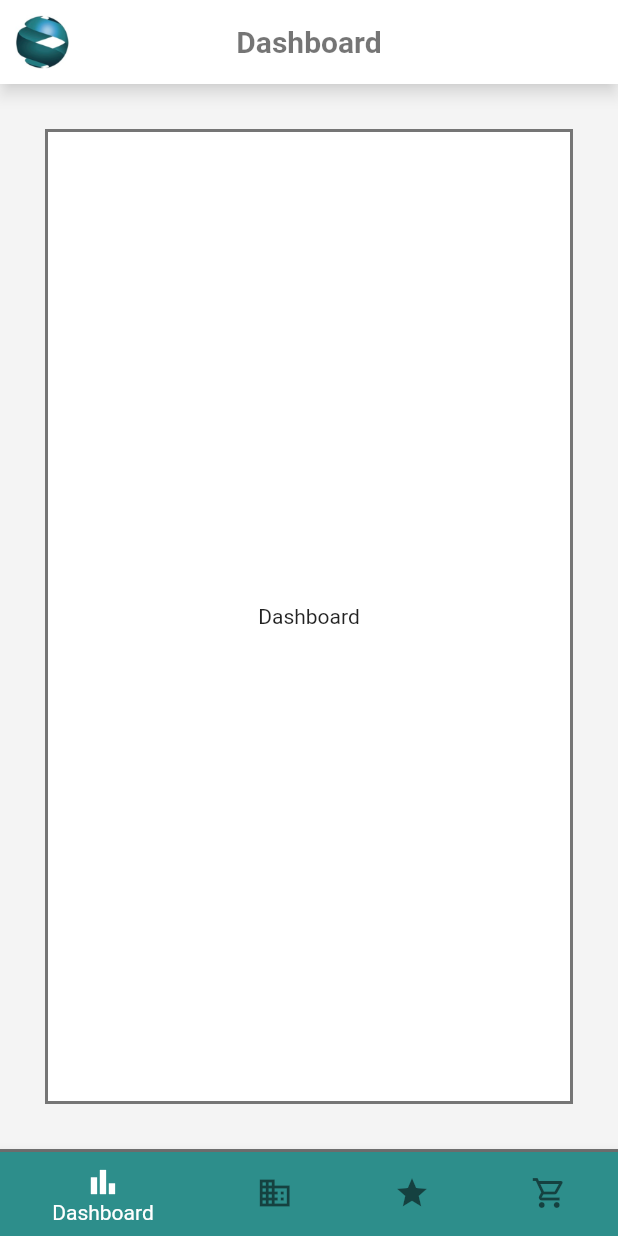
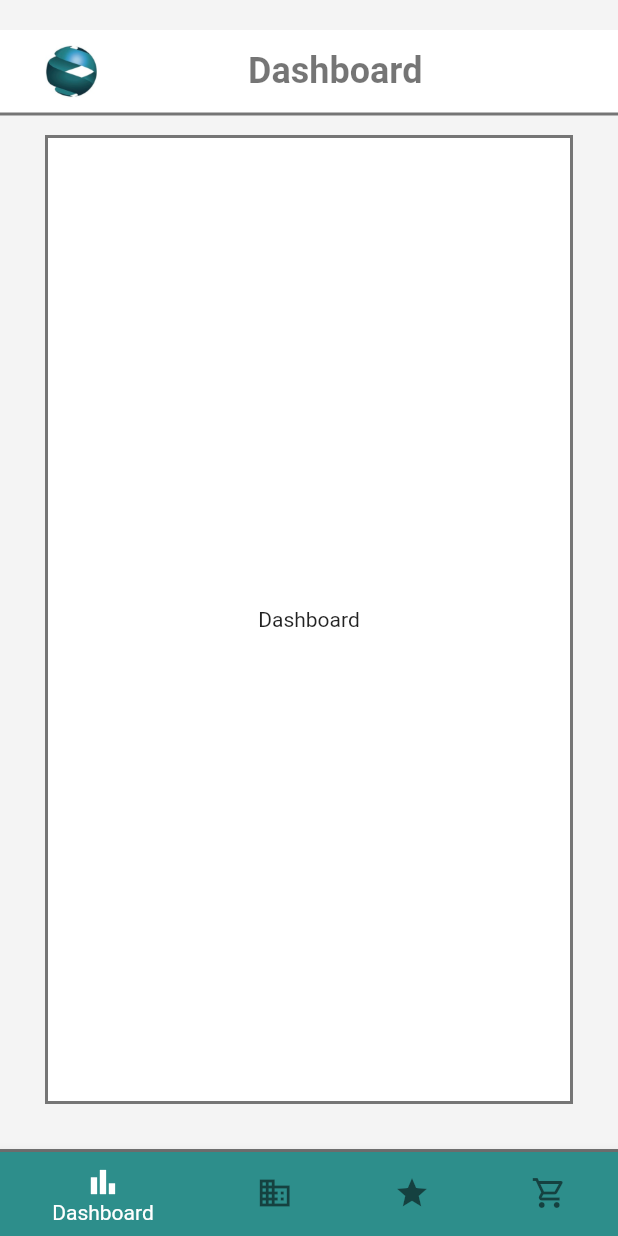
Before and after one commit to avpalmeira/app_vendas, a Flutter app: the screen it shows after launch, on a phone screen of 412 x 824 dp. Run offline on Flutter 3.47's test engine with Material 2 defaults, Android fonts, the phone set to English and light mode, and no system bars.

Commit message:
refactor: use components and sections

```diff
--- /dev/null
+++ b/lib/components/app_bottom_nav.dart
@@ -0,0 +1,54 @@
+import 'package:app_vendas/resources/app_colors.dart';
+import 'package:flutter/material.dart';
+
+class AppBottomNav extends StatelessWidget {
+  AppBottomNav({
+    Key key,
+    this.titleOptions,
+    this.selectedIndex,
+  });
+
+  final List<String> titleOptions;
+  final int selectedIndex;
+
+  @override
+  Widget build(BuildContext context) {
+    return Container(
+      decoration: BoxDecoration(
+        border: Border(
+          top: BorderSide(
+            width: 2,
+            color: Colors.black54,
+          ),
+        ),
+      ),
+      child: BottomNavigationBar(
+        items: <BottomNavigationBarItem>[
+          BottomNavigationBarItem(
+            icon: Icon(Icons.bar_chart_outlined),
+            label: titleOptions[0],
+            backgroundColor: AppColors.primary,
+          ),
+          BottomNavigationBarItem(
+            icon: Icon(Icons.business),
+            label: titleOptions[1],
+            backgroundColor: AppColors.primary,
+          ),
+          BottomNavigationBarItem(
+            icon: Icon(Icons.star),
+            label: titleOptions[2],
+            backgroundColor: AppColors.primary,
+          ),
+          BottomNavigationBarItem(
+            icon: Icon(Icons.shopping_cart_outlined),
+            label: titleOptions[3],
+            backgroundColor: AppColors.primary,
+          ),
+        ],
+        currentIndex: selectedIndex,
+        selectedItemColor: Colors.white,
+        unselectedItemColor: Colors.black54,
+      ),
+    );
+  }
+}
--- /dev/null
+++ b/lib/components/app_header.dart
@@ -0,0 +1,52 @@
+import 'package:app_vendas/resources/app_images.dart';
+import 'package:flutter/material.dart';
+
+class AppHeader extends PreferredSize {
+  AppHeader({Key key, this.title, this.height, this.statusBarHeight})
+      : super(
+            key: key,
+            preferredSize: Size.fromHeight(height),
+            child: Column(children: [
+              SizedBox(height: statusBarHeight),
+              Container(
+                decoration: BoxDecoration(
+                  color: Colors.white,
+                  border: Border(
+                    bottom: BorderSide(
+                      width: 2,
+                      color: Colors.black54,
+                    ),
+                  ),
+                ),
+                padding: const EdgeInsets.symmetric(
+                  vertical: 10,
+                  horizontal: 30,
+                ),
+                child: Row(
+                  children: [
+                    Image.asset(
+                      AppImages.logo,
+                      width: 35,
+                      height: 35,
+                    ),
+                    Expanded(
+                      child: Center(
+                        child: Text(
+                          title,
+                          style: TextStyle(
+                            color: Colors.black54,
+                            fontSize: 24,
+                            fontWeight: FontWeight.bold,
+                          ),
+                        ),
+                      ),
+                    ),
+                  ],
+                ),
+              ),
+            ]));
+
+  final String title;
+  final double height;
+  final double statusBarHeight;
+}
--- a/lib/layouts/default_layout.dart
+++ b/lib/layouts/default_layout.dart
@@ -1,5 +1,10 @@
-import 'package:app_vendas/core/app_colors.dart';
-import 'package:app_vendas/core/app_images.dart';
+import 'package:app_vendas/components/app_bottom_nav.dart';
+import 'package:app_vendas/components/app_header.dart';
+import 'package:app_vendas/resources/app_colors.dart';
+import 'package:app_vendas/sections/clientes_section.dart';
+import 'package:app_vendas/sections/dashboard_section.dart';
+import 'package:app_vendas/sections/pedidos_section.dart';
+import 'package:app_vendas/sections/produtos_section.dart';
 import 'package:flutter/material.dart';
 
 class DefaultLayout extends StatefulWidget {
@@ -9,41 +14,12 @@ class DefaultLayout extends StatefulWidget {
 
 class _DefaultLayoutState extends State<DefaultLayout> {
   int _selectedIndex = 0;
+
   static List<Widget> _widgetOptions = <Widget>[
-    // Dashboard
-    Padding(
-      padding: const EdgeInsets.all(30),
-      child: Container(
-        decoration: BoxDecoration(
-          color: Colors.white,
-          border: Border.all(
-            width: 2,
-            color: Colors.black54,
-          ),
-        ),
-        child: Center(
-          child: Text(_titleOptions[0]), //temp
-        ),
-      ),
-    ),
-    // Clientes
-    Container(
-      child: Center(
-        child: Text(_titleOptions[1]), //temp
-      ),
-    ),
-    // Pedidos
-    Container(
-      child: Center(
-        child: Text(_titleOptions[2]), //temp
-      ),
-    ),
-    // Produtos
-    Container(
-      child: Center(
-        child: Text(_titleOptions[3]), //temp
-      ),
-    ),
+    DashboardSection(),
+    ClientesSection(),
+    PedidosSection(),
+    ProdutosSection(),
   ];
 
   static List<String> _titleOptions = [
@@ -53,70 +29,25 @@ class _DefaultLayoutState extends State<DefaultLayout> {
     'Produtos',
   ];
 
-  void _onItemTapped(int index) {
+  /* void _onItemTapped(int index) {
     setState(() {
       _selectedIndex = index;
     });
-  }
+  } */
 
   @override
   Widget build(BuildContext context) {
     return Scaffold(
-      appBar: AppBar(
-        leading: Padding(
-          padding: const EdgeInsets.all(10),
-          child: Image.asset(AppImages.logo),
-        ),
-        title: Text(
-          _titleOptions.elementAt(_selectedIndex),
-          style: TextStyle(
-            color: Colors.black54,
-            fontWeight: FontWeight.bold,
-          ),
-        ),
-        centerTitle: true,
-        backgroundColor: Colors.white,
-        shadowColor: Colors.black54,
+      appBar: AppHeader(
+        title: _titleOptions.elementAt(_selectedIndex),
+        height: 60,
+        statusBarHeight: 20, //kToolbarHeight
       ),
       backgroundColor: AppColors.background,
       body: _widgetOptions.elementAt(_selectedIndex),
-      bottomNavigationBar: Container(
-        decoration: BoxDecoration(
-          border: Border(
-            top: BorderSide(
-              width: 2,
-              color: Colors.black54,
-            ),
-          ),
-        ),
-        child: BottomNavigationBar(
-          items: <BottomNavigationBarItem>[
-            BottomNavigationBarItem(
-              icon: Icon(Icons.bar_chart_outlined),
-              label: _titleOptions[0],
-              backgroundColor: AppColors.primary,
-            ),
-            BottomNavigationBarItem(
-              icon: Icon(Icons.business),
-              label: _titleOptions[1],
-              backgroundColor: AppColors.primary,
-            ),
-            BottomNavigationBarItem(
-              icon: Icon(Icons.star),
-              label: _titleOptions[2],
-              backgroundColor: AppColors.primary,
-            ),
-            BottomNavigationBarItem(
-              icon: Icon(Icons.shopping_cart_outlined),
-              label: _titleOptions[3],
-              backgroundColor: AppColors.primary,
-            ),
-          ],
-          currentIndex: _selectedIndex,
-          selectedItemColor: Colors.white,
-          unselectedItemColor: Colors.black54,
-          onTap: _onItemTapped,
-        ),
+      bottomNavigationBar: AppBottomNav(
+        titleOptions: _titleOptions,
+        selectedIndex: _selectedIndex,
       ),
     );
   }
--- a/lib/pages/init_page.dart
+++ b/lib/pages/init_page.dart
@@ -1,5 +1,5 @@
-import 'package:app_vendas/core/app_colors.dart';
-import 'package:app_vendas/core/app_images.dart';
+import 'package:app_vendas/resources/app_colors.dart';
+import 'package:app_vendas/resources/app_images.dart';
 import 'package:flutter/material.dart';
 
 class InitPage extends StatelessWidget {
--- a/lib/pages/login_page.dart
+++ b/lib/pages/login_page.dart
@@ -1,5 +1,5 @@
-import 'package:app_vendas/core/app_colors.dart';
-import 'package:app_vendas/core/app_images.dart';
+import 'package:app_vendas/resources/app_colors.dart';
+import 'package:app_vendas/resources/app_images.dart';
 import 'package:flutter/material.dart';
 
 class LoginPage extends StatelessWidget {
--- a/lib/pages/signup_page.dart
+++ b/lib/pages/signup_page.dart
@@ -1,5 +1,5 @@
-import 'package:app_vendas/core/app_colors.dart';
-import 'package:app_vendas/core/app_images.dart';
+import 'package:app_vendas/resources/app_colors.dart';
+import 'package:app_vendas/resources/app_images.dart';
 import 'package:flutter/material.dart';
 
 class SignupPage extends StatelessWidget {
--- /dev/null
+++ b/lib/sections/clientes_section.dart
@@ -0,0 +1,12 @@
+import 'package:flutter/material.dart';
+
+class ClientesSection extends StatelessWidget {
+  @override
+  Widget build(BuildContext context) {
+    return Container(
+      child: Center(
+        child: Text('Clientes'), //temp
+      ),
+    );
+  }
+}
--- /dev/null
+++ b/lib/sections/dashboard_section.dart
@@ -0,0 +1,22 @@
+import 'package:flutter/material.dart';
+
+class DashboardSection extends StatelessWidget {
+  @override
+  Widget build(BuildContext context) {
+    return Padding(
+      padding: const EdgeInsets.all(30),
+      child: Container(
+        decoration: BoxDecoration(
+          color: Colors.white,
+          border: Border.all(
+            width: 2,
+            color: Colors.black54,
+          ),
+        ),
+        child: Center(
+          child: Text('Dashboard'), //temp
+        ),
+      ),
+    );
+  }
+}
--- /dev/null
+++ b/lib/sections/pedidos_section.dart
@@ -0,0 +1,12 @@
+import 'package:flutter/material.dart';
+
+class PedidosSection extends StatelessWidget {
+  @override
+  Widget build(BuildContext context) {
+    return Container(
+      child: Center(
+        child: Text('Pedidos'), //temp
+      ),
+    );
+  }
+}
--- /dev/null
+++ b/lib/sections/produtos_section.dart
@@ -0,0 +1,12 @@
+import 'package:flutter/material.dart';
+
+class ProdutosSection extends StatelessWidget {
+  @override
+  Widget build(BuildContext context) {
+    return Container(
+      child: Center(
+        child: Text('Produtos'), //temp
+      ),
+    );
+  }
+}
```
Also changed, not shown: lib/resources/app_colors.dart (renamed from lib/core/app_colors.dart), lib/resources/app_images.dart (renamed from lib/core/app_images.dart).
